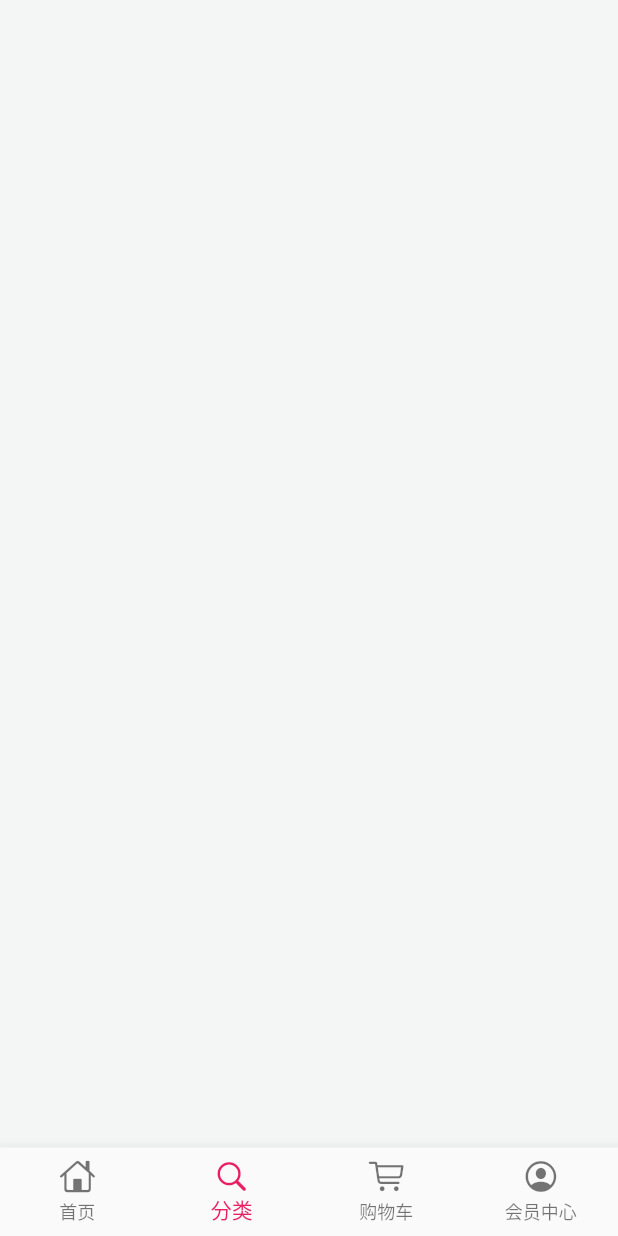
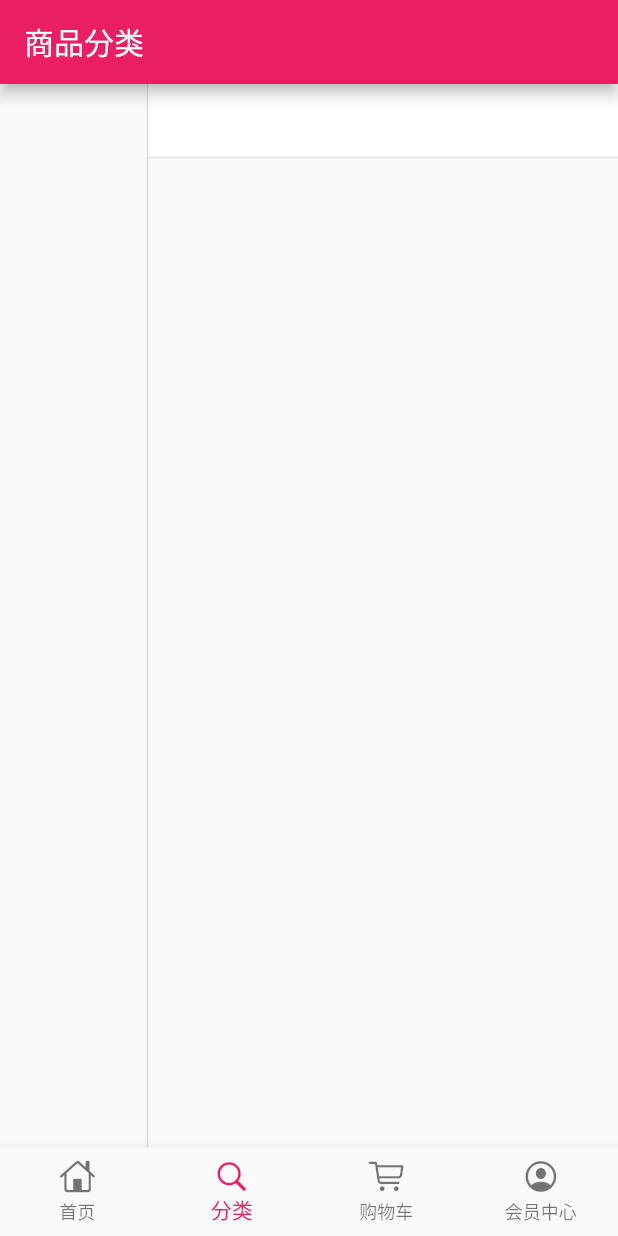
Before and after one commit to YongBF/flutter_shop, a Flutter app: the screen it shows after launch, item 2 of the bottom bar chosen, on a phone screen of 412 x 824 dp. Run offline on Flutter 3.47's test engine with Material 2 defaults, Android fonts, the phone set to English and light mode, and no system bars; our stand-ins replace dio, flutter_easyrefresh, flutter_screenutil, flutter_swiper; network calls fail.

Commit message:
分类模块

```diff
--- a/lib/pages/category_page.dart
+++ b/lib/pages/category_page.dart
@@ -1,4 +1,7 @@
 import 'package:flutter/material.dart';
+import 'package:flutter_screenutil/flutter_screenutil.dart';
+import 'package:flutter_shop/provider/category_provider.dart';
+import 'package:provider/provider.dart';
 import '../service/service_method.dart';
 import '../model/category.dart';
 import 'dart:convert';
@@ -8,18 +11,147 @@ class CategoryPage extends StatelessWidget {
 
   @override
   Widget build(BuildContext context) {
-    _getCategory();
-    return Container(
-      child: Text(''),
+    return MultiProvider(
+      providers: [
+        ChangeNotifierProvider(builder: (_) => CategoryProvider(),)
+      ],
+      child: Scaffold(
+        appBar: AppBar(
+          title: Text('商品分类'),
+        ),
+        body: Container(
+          child: Row(
+            children: <Widget>[
+              LeftCategory(),
+              Column(
+                children: <Widget>[
+                  RightCategoryNav()
+                ],
+              )
+            ],
+          ),
+        )
+      )
     );
   }
+}
+
+
+class LeftCategory extends StatefulWidget {
+  LeftCategory({Key key}) : super(key: key);
+
+  _LeftCategoryState createState() => _LeftCategoryState();
+}
+
+class _LeftCategoryState extends State<LeftCategory> {
+
+  List list = [];
+  int currentIndex = 0;
 
   void _getCategory() async {
     await request('getCategory').then((val) {
       var data = json.decode(val.toString());
       CategoryModel category = CategoryModel.fromJson(data);
-      print('获取数据.........................');
-      print(category);
+      setState(() {
+       list = category.data;
+      });
+      Provider.of<CategoryProvider>(context).setList(list[0].bxMallSubDto);
     });
   }
+
+  @override
+  void initState() {
+    super.initState();
+    _getCategory();
+  }
+
+  @override
+  Widget build(BuildContext context) {
+    return Container(
+      width: ScreenUtil().setWidth(180),
+      decoration: BoxDecoration(
+        border: Border(
+          right: BorderSide(
+            width: 1,
+            color: Colors.black12
+          )
+        )
+      ),
+       child: ListView.builder(
+         itemCount: list.length,
+         itemBuilder: (context, index) {
+           return _leftItem(index);
+         },
+       ),
+    );
+  }
+
+  Widget _leftItem(int index) {
+    return InkWell(
+      onTap: () {
+        Provider.of<CategoryProvider>(context).setList(list[index].bxMallSubDto);
+        setState(() {
+         currentIndex = index;
+        });
+      },
+      child: Container(
+        height: ScreenUtil().setHeight(100),
+        padding: EdgeInsets.only(left: 10, top: 20),
+        decoration: BoxDecoration(
+          color: index == currentIndex ? Colors.black12 : Colors.white,
+          border: Border(
+            bottom: BorderSide(width: 1, color: Colors.black12)
+          )
+        ),
+        child: Text(list[index].mallCategoryName, style: TextStyle(fontSize: ScreenUtil().setSp(28)),),
+      ),
+    );
+  }
 }
+
+class RightCategoryNav extends StatefulWidget {
+  RightCategoryNav({Key key}) : super(key: key);
+
+  _RightCategoryNavState createState() => _RightCategoryNavState();
+}
+
+class _RightCategoryNavState extends State<RightCategoryNav> {
+  @override
+  Widget build(BuildContext context) {
+    return Container(
+      height: ScreenUtil().setHeight(80),
+      width: ScreenUtil().setWidth(570),
+      decoration: BoxDecoration(
+        color: Colors.white,
+        border: Border(
+          bottom: BorderSide(
+            width: 1,
+            color: Colors.black12
+          )
+        )
+      ),
+      child: Consumer<CategoryProvider>(builder: (context, category, _) {
+        return ListView.builder(
+          scrollDirection: Axis.horizontal,
+          itemCount: category.list.length,
+          itemBuilder: (context, index) {
+            return _rightNavItem(category.list[index]);
+          }
+        );
+      },)
+    );
+  }
+
+  Widget _rightNavItem(CategoryMallModel item) {
+    return InkWell(
+      onTap: () {},
+      child: Container(
+        padding: EdgeInsets.fromLTRB(5.0, 10.0, 5.0, 10.0),
+        child: Text(
+          item.mallSubName,
+          style: TextStyle(fontSize: ScreenUtil().setSp(28)),
+        ),
+      ),
+    );
+  }
+}
--- a/lib/pages/home_page.dart
+++ b/lib/pages/home_page.dart
@@ -113,7 +113,6 @@ class _HomePageState extends State<HomePage> with AutomaticKeepAliveClientMixin
   void _getHotGoods() {
     var formPage = {'page': page};
     request('homePageBelowConten', data: formPage).then((val) {
-      print('请求成功................................');
       var data=json.decode(val.toString());
       List<Map> newGoodsList = (data['data'] as List ).cast();
       setState(() {
--- /dev/null
+++ b/lib/provider/category_provider.dart
@@ -0,0 +1,12 @@
+import 'package:flutter/material.dart';
+
+class CategoryProvider with ChangeNotifier {
+  List _list = [];
+
+  setList(List list) {
+    _list = list;
+    notifyListeners();
+  }
+
+  List get list => _list;
+}
--- a/lib/service/service_method.dart
+++ b/lib/service/service_method.dart
@@ -14,7 +14,6 @@ Future getHomePageContent() async {
     };
     response = await dio.post(servicePath['homePageContent'], data: formData);
     if(response.statusCode == 200) {
-      print(response.data.toString());
       return response.data;
     } else {
       throw Exception('后端接口异常------------------------------');
@@ -35,7 +34,6 @@ Future request(url, {data}) async {
       response = await dio.post(servicePath[url], data: data);
     }
     if(response.statusCode == 200) {
-      print(response.data.toString());
       return response.data;
     } else {
       throw Exception('后端接口异常------------------------------');
--- a/pubspec.yaml
+++ b/pubspec.yaml
@@ -28,6 +28,7 @@ dependencies:
   flutter_screenutil: ^0.5.3
   url_launcher: ^5.1.2
   flutter_easyrefresh: ^2.0.3
+  provider: ^3.1.0
 
 dev_dependencies:
   flutter_test:
```
Also changed, not shown: pubspec.lock.
